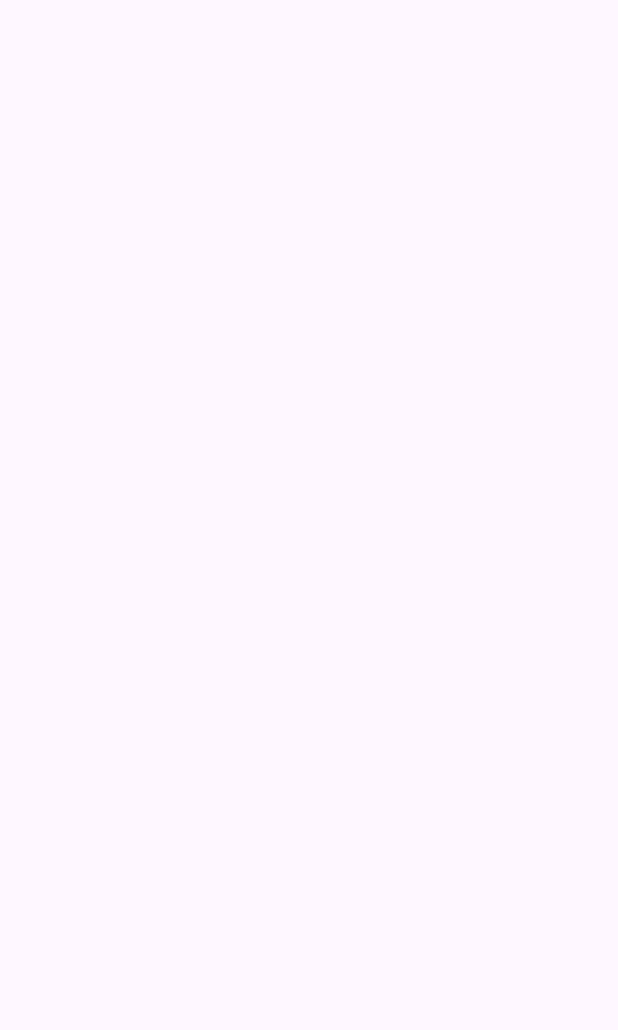
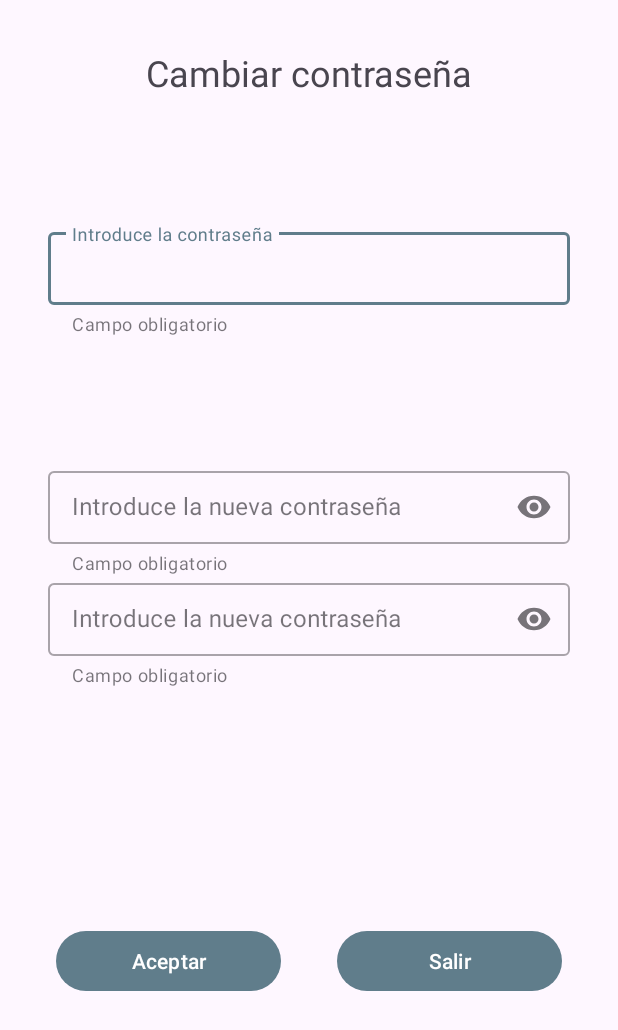
Before and after one commit to IvanTorGim/PMM-Banco-ivtogi, an Android app: the ChangePasswordActivity screen opened directly, with no data from a screen before it, on a phone screen of 412 x 824 dp. Before the commit the part shown is empty. Shown: the top 1030 px of the screen. Run offline under Robolectric (Android 15) with nearby library versions, the phone set to English and light mode, and no system bars.

Commit message:
activity_change_password.xml

```diff
--- a/app/src/main/java/com/ivtogi/banco_ivtogi/ChangePasswordActivity.kt
+++ b/app/src/main/java/com/ivtogi/banco_ivtogi/ChangePasswordActivity.kt
@@ -4,6 +4,8 @@ import androidx.appcompat.app.AppCompatActivity
 import android.os.Bundle
 
 class ChangePasswordActivity : AppCompatActivity() {
+
+    ///TODO
     override fun onCreate(savedInstanceState: Bundle?) {
         super.onCreate(savedInstanceState)
         setContentView(R.layout.activity_change_password)
--- a/app/src/main/java/com/ivtogi/banco_ivtogi/WelcomeActivity.kt
+++ b/app/src/main/java/com/ivtogi/banco_ivtogi/WelcomeActivity.kt
@@ -1,8 +1,8 @@
 package com.ivtogi.banco_ivtogi
 
 import android.content.Intent
+import android.os.Bundle
 import androidx.appcompat.app.AppCompatActivity
-import android.os.Bundle
 import com.ivtogi.banco_ivtogi.databinding.ActivityWelcomeBinding
 
 class WelcomeActivity : AppCompatActivity() {
--- a/app/src/main/res/layout/activity_change_password.xml
+++ b/app/src/main/res/layout/activity_change_password.xml
@@ -6,4 +6,92 @@
     android:layout_height="match_parent"
     tools:context=".ChangePasswordActivity">
 
+    <TextView
+        android:id="@+id/tvTitle"
+        style="@style/titleTV"
+        android:text="@string/change_password"
+        app:layout_constraintEnd_toEndOf="parent"
+        app:layout_constraintStart_toStartOf="parent"
+        app:layout_constraintTop_toTopOf="parent" />
+
+    <com.google.android.material.textfield.TextInputLayout
+        android:id="@+id/tilOldPassword"
+        style="@style/Widget.MaterialComponents.TextInputLayout.OutlinedBox.Dense"
+        android:layout_width="0dp"
+        android:layout_height="wrap_content"
+        android:layout_marginHorizontal="@dimen/til_margin"
+        android:hint="@string/til_old_password"
+        app:helperText="@string/input_required"
+        app:layout_constraintBottom_toTopOf="@id/tilNewPassword"
+        app:layout_constraintEnd_toEndOf="parent"
+        app:layout_constraintStart_toStartOf="parent"
+        app:layout_constraintTop_toBottomOf="@id/tvTitle">
+
+        <com.google.android.material.textfield.TextInputEditText
+            android:layout_width="match_parent"
+            android:layout_height="wrap_content"
+            android:inputType="text" />
+
+    </com.google.android.material.textfield.TextInputLayout>
+
+    <com.google.android.material.textfield.TextInputLayout
+        android:id="@+id/tilNewPassword"
+        style="@style/Widget.MaterialComponents.TextInputLayout.OutlinedBox.Dense"
+        android:layout_width="0dp"
+        android:layout_height="wrap_content"
+        android:layout_marginHorizontal="@dimen/til_margin"
+        android:hint="@string/til_new_password"
+        app:endIconMode="password_toggle"
+        app:helperText="@string/input_required"
+        app:layout_constraintBottom_toTopOf="@id/tilConfirmPassword"
+        app:layout_constraintEnd_toEndOf="parent"
+        app:layout_constraintStart_toStartOf="parent">
+
+        <com.google.android.material.textfield.TextInputEditText
+            android:layout_width="match_parent"
+            android:layout_height="wrap_content"
+            android:inputType="textPassword" />
+
+    </com.google.android.material.textfield.TextInputLayout>
+
+    <com.google.android.material.textfield.TextInputLayout
+        android:id="@+id/tilConfirmPassword"
+        style="@style/Widget.MaterialComponents.TextInputLayout.OutlinedBox.Dense"
+        android:layout_width="0dp"
+        android:layout_height="wrap_content"
+        android:layout_marginHorizontal="@dimen/til_margin"
+        android:hint="@string/til_new_password"
+        app:endIconMode="password_toggle"
+        app:helperText="@string/input_required"
+
+        app:layout_constraintBottom_toTopOf="@id/btnAccept"
+        app:layout_constraintEnd_toEndOf="parent"
+        app:layout_constraintStart_toStartOf="parent"
+        app:layout_constraintTop_toBottomOf="@+id/tilOldPassword">
+
+        <com.google.android.material.textfield.TextInputEditText
+            android:layout_width="match_parent"
+            android:layout_height="wrap_content"
+            android:inputType="textPassword" />
+
+    </com.google.android.material.textfield.TextInputLayout>
+
+    <com.google.android.material.button.MaterialButton
+        android:id="@+id/btnAccept"
+        style="@style/loginBtn"
+        android:text="@string/acept_button"
+        app:layout_constraintBottom_toBottomOf="parent"
+        app:layout_constraintEnd_toStartOf="@+id/btnExit"
+        app:layout_constraintStart_toStartOf="parent"
+        app:layout_constraintTop_toBottomOf="@id/tilConfirmPassword" />
+
+    <com.google.android.material.button.MaterialButton
+        android:id="@+id/btnExit"
+        style="@style/loginBtn"
+        android:text="@string/exit"
+        app:layout_constraintBottom_toBottomOf="@id/btnAccept"
+        app:layout_constraintEnd_toEndOf="parent"
+        app:layout_constraintStart_toEndOf="@+id/btnAccept"
+        app:layout_constraintTop_toTopOf="@id/btnAccept" />
+
 </androidx.constraintlayout.widget.ConstraintLayout>
--- a/app/src/main/res/values/strings.xml
+++ b/app/src/main/res/values/strings.xml
@@ -17,4 +17,7 @@
     <string name="ivUser">Imagen de perfil</string>
     <string name="tvWelcome">Bienvenido/a a mi banco</string>
     <string name="btnEnter">Entrar</string>
+    <string name="til_old_password">Introduce la contraseña</string>
+    <string name="til_new_password">Introduce la nueva contraseña</string>
+    <string name="acept_button">Aceptar</string>
 </resources>
```
